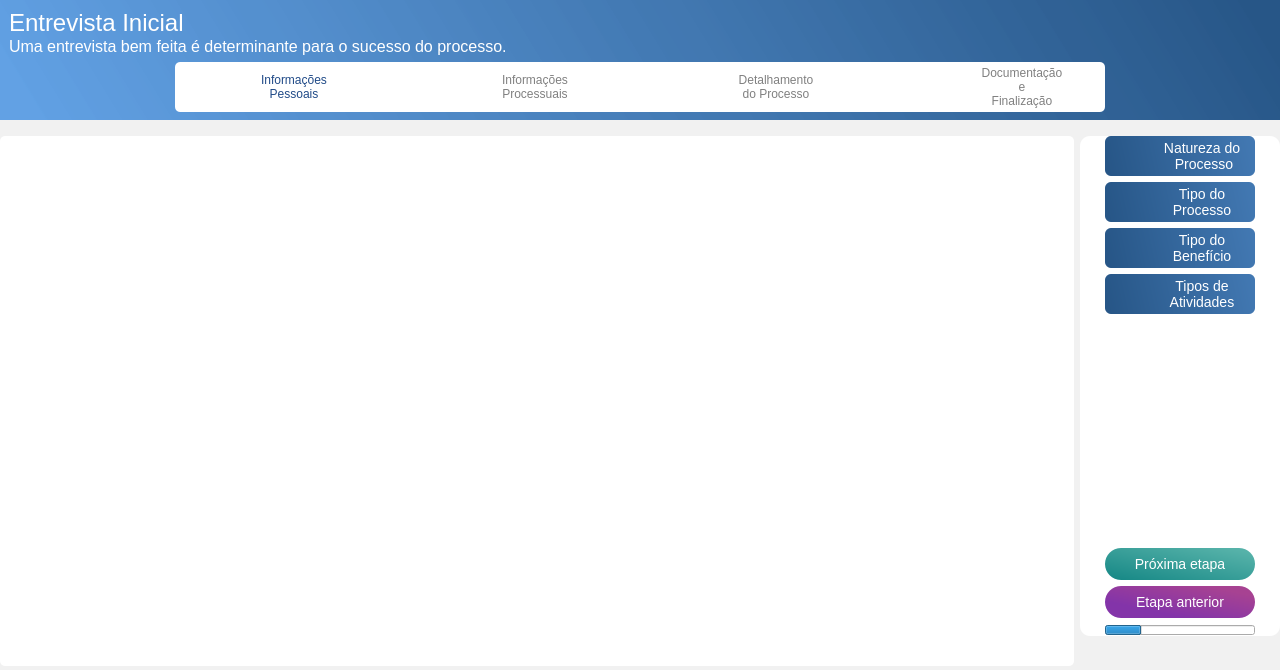
The window that Design/UI/entrevistaPage.ui (newprev/PrevCliente) describes before a commit, drawn with Qt 5.
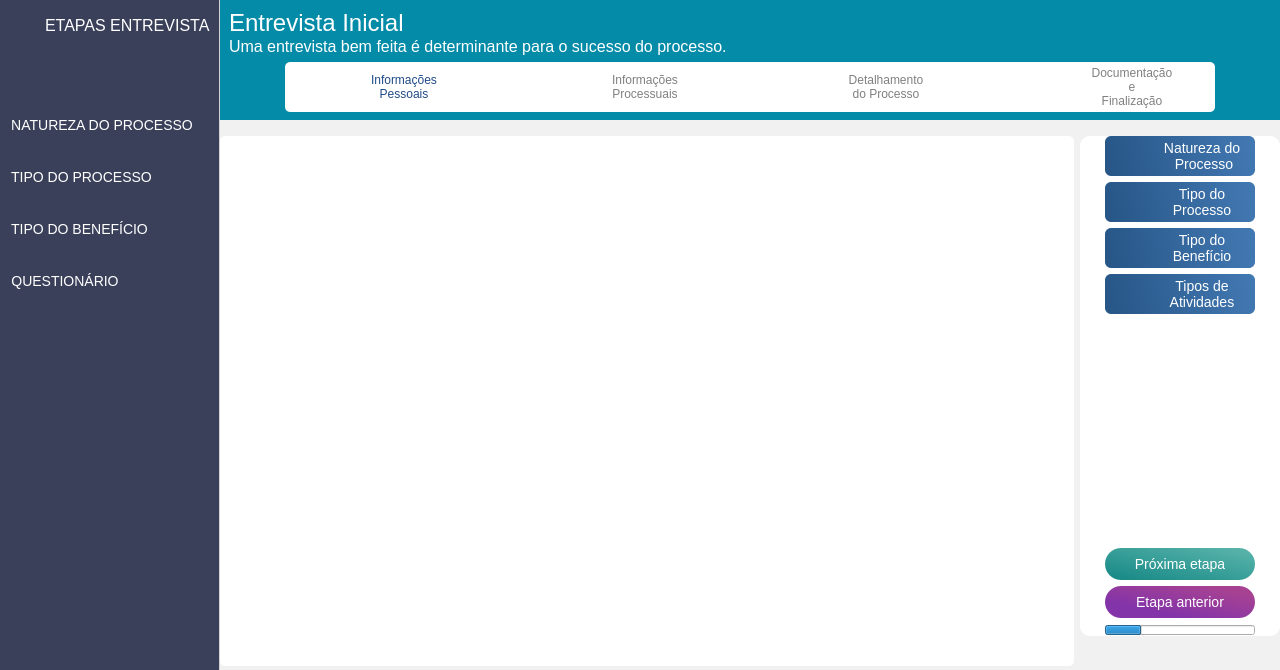
The same window after the commit. Icons and pictures are not drawn.

Commit message: Grande alteração no layout da entrevista

The edit to the form file:
```diff
--- a/Design/UI/entrevistaPage.ui
+++ b/Design/UI/entrevistaPage.ui
@@ -25,17 +25,11 @@
   <property name="windowTitle">
    <string>MainWindow</string>
   </property>
-  <widget class="QWidget" name="centralwidget">
-   <property name="sizePolicy">
-    <sizepolicy hsizetype="Preferred" vsizetype="Preferred">
-     <horstretch>0</horstretch>
-     <verstretch>0</verstretch>
-    </sizepolicy>
-   </property>
-   <property name="styleSheet">
-    <string notr="true">/*-------------------------------------- Frames --------------------------------------*/
+  <property name="styleSheet">
+   <string notr="true">/*-------------------------------------- Frames --------------------------------------*/
 #frTopBackground{
-	background-color: qlineargradient(spread:pad, x1:1, y1:0.483, x2:0, y2:0.539773, stop:0 rgba(39, 86, 135, 255), stop:1 rgba(62, 141, 225, 204));
+	/*background-color: qlineargradient(spread:pad, x1:1, y1:0.483, x2:0, y2:0.539773, stop:0 rgba(39, 86, 135, 255), stop:1 rgba(62, 141, 225, 204));*/
+	background-color: #048ba8;
 }
 
 #frBottomBackground{
@@ -105,6 +99,13 @@
 	background-position: center;
 }
 
+#frGuia{
+	background-color: #3a405a;
+	border-style: groove;
+	border-width: 0px 1px 0px 0px;
+	border-color: lightgrey;
+}
+
 /*-------------------------------------- Labels --------------------------------------*/
 
 #lbTopTitulo {
@@ -189,11 +190,18 @@
 
 	color: white;
 }</string>
+  </property>
+  <widget class="QWidget" name="centralwidget">
+   <property name="sizePolicy">
+    <sizepolicy hsizetype="Preferred" vsizetype="Preferred">
+     <horstretch>0</horstretch>
+     <verstretch>0</verstretch>
+    </sizepolicy>
    </property>
-   <layout class="QVBoxLayout" name="verticalLayout">
-    <property name="spacing">
-     <number>0</number>
-    </property>
+   <property name="styleSheet">
+    <string notr="true"/>
+   </property>
+   <layout class="QGridLayout" name="gridLayout">
     <property name="leftMargin">
      <number>0</number>
     </property>
@@ -206,7 +214,257 @@
     <property name="bottomMargin">
      <number>0</number>
     </property>
-    <item>
+    <property name="spacing">
+     <number>0</number>
+    </property>
+    <item row="0" column="0" rowspan="2">
+     <widget class="QFrame" name="frGuia">
+      <property name="minimumSize">
+       <size>
+        <width>210</width>
+        <height>0</height>
+       </size>
+      </property>
+      <property name="styleSheet">
+       <string notr="true">/*----------------------------------------------- Labels -----------------------------------------------*/
+#lbTituloGuia{
+	font-family: &quot;Ubuntu&quot;;
+	font-size: 16px;
+
+	color: white;
+}
+
+/*----------------------------------------------- Frames -----------------------------------------------*/
+#frEntrevistaIcone{
+	background-image: url(:/Guia/entrevista.png);
+	background-position: center;
+	background-repeat: no-repeat;
+}
+
+/*----------------------------------------------- Group Box -----------------------------------------------*/
+#gbNatureza::title, #gbBeneficio::title, 
+#gbTipo::title, #gbQuestionario::title {
+	border-width: 0px 0px 1px 0px;
+	border-color: white;
+	border-style: solid;	
+	subcontrol-position: top left;
+	subcontrol-origin: margin;
+}
+
+QGroupBox{
+	font-family: &quot;Ubuntu&quot;;
+	font-size: 14px;
+	border: 0px solid transparent;
+	background-color: transparent;
+	margin-top: 3ex;
+
+	color: white;	
+}</string>
+      </property>
+      <property name="frameShape">
+       <enum>QFrame::NoFrame</enum>
+      </property>
+      <property name="frameShadow">
+       <enum>QFrame::Raised</enum>
+      </property>
+      <layout class="QVBoxLayout" name="verticalLayout">
+       <property name="spacing">
+        <number>36</number>
+       </property>
+       <item>
+        <widget class="QFrame" name="frame_2">
+         <property name="frameShape">
+          <enum>QFrame::NoFrame</enum>
+         </property>
+         <property name="frameShadow">
+          <enum>QFrame::Raised</enum>
+         </property>
+         <layout class="QHBoxLayout" name="horizontalLayout_20">
+          <property name="spacing">
+           <number>4</number>
+          </property>
+          <property name="leftMargin">
+           <number>0</number>
+          </property>
+          <property name="topMargin">
+           <number>0</number>
+          </property>
+          <property name="rightMargin">
+           <number>0</number>
+          </property>
+          <property name="bottomMargin">
+           <number>0</number>
+          </property>
+          <item>
+           <widget class="QFrame" name="frEntrevistaIcone">
+            <property name="minimumSize">
+             <size>
+              <width>32</width>
+              <height>32</height>
+             </size>
+            </property>
+            <property name="frameShape">
+             <enum>QFrame::NoFrame</enum>
+            </property>
+            <property name="frameShadow">
+             <enum>QFrame::Raised</enum>
+            </property>
+           </widget>
+          </item>
+          <item>
+           <widget class="QLabel" name="lbTituloGuia">
+            <property name="whatsThis">
+             <string>&lt;html&gt;&lt;head/&gt;&lt;body&gt;&lt;p&gt;&lt;br/&gt;&lt;/p&gt;&lt;/body&gt;&lt;/html&gt;</string>
+            </property>
+            <property name="text">
+             <string>ETAPAS ENTREVISTA</string>
+            </property>
+           </widget>
+          </item>
+         </layout>
+        </widget>
+       </item>
+       <item>
+        <spacer name="verticalSpacer_3">
+         <property name="orientation">
+          <enum>Qt::Vertical</enum>
+         </property>
+         <property name="sizeType">
+          <enum>QSizePolicy::Preferred</enum>
+         </property>
+         <property name="sizeHint" stdset="0">
+          <size>
+           <width>20</width>
+           <height>40</height>
+          </size>
+         </property>
+        </spacer>
+       </item>
+       <item>
+        <widget class="QGroupBox" name="gbNatureza">
+         <property name="title">
+          <string>NATUREZA DO PROCESSO</string>
+         </property>
+         <layout class="QVBoxLayout" name="verticalLayout_11">
+          <property name="spacing">
+           <number>4</number>
+          </property>
+          <property name="leftMargin">
+           <number>0</number>
+          </property>
+          <property name="topMargin">
+           <number>0</number>
+          </property>
+          <property name="rightMargin">
+           <number>0</number>
+          </property>
+          <property name="bottomMargin">
+           <number>0</number>
+          </property>
+          <item>
+           <layout class="QVBoxLayout" name="vlNatureza"/>
+          </item>
+         </layout>
+        </widget>
+       </item>
+       <item>
+        <widget class="QGroupBox" name="gbTipo">
+         <property name="title">
+          <string>TIPO DO PROCESSO</string>
+         </property>
+         <layout class="QVBoxLayout" name="verticalLayout_10">
+          <property name="spacing">
+           <number>0</number>
+          </property>
+          <property name="leftMargin">
+           <number>0</number>
+          </property>
+          <property name="topMargin">
+           <number>0</number>
+          </property>
+          <property name="rightMargin">
+           <number>0</number>
+          </property>
+          <property name="bottomMargin">
+           <number>0</number>
+          </property>
+          <item>
+           <layout class="QVBoxLayout" name="vlTipo"/>
+          </item>
+         </layout>
+        </widget>
+       </item>
+       <item>
+        <widget class="QGroupBox" name="gbBeneficio">
+         <property name="title">
+          <string>TIPO DO BENEFÍCIO</string>
+         </property>
+         <layout class="QVBoxLayout" name="verticalLayout_9">
+          <property name="spacing">
+           <number>0</number>
+          </property>
+          <property name="leftMargin">
+           <number>0</number>
+          </property>
+          <property name="topMargin">
+           <number>0</number>
+          </property>
+          <property name="rightMargin">
+           <number>0</number>
+          </property>
+          <property name="bottomMargin">
+           <number>0</number>
+          </property>
+          <item>
+           <layout class="QVBoxLayout" name="vlBeneficio"/>
+          </item>
+         </layout>
+        </widget>
+       </item>
+       <item>
+        <widget class="QGroupBox" name="gbQuestionario">
+         <property name="title">
+          <string>QUESTIONÁRIO</string>
+         </property>
+         <layout class="QVBoxLayout" name="verticalLayout_7">
+          <property name="spacing">
+           <number>0</number>
+          </property>
+          <property name="leftMargin">
+           <number>0</number>
+          </property>
+          <property name="topMargin">
+           <number>0</number>
+          </property>
+          <property name="rightMargin">
+           <number>0</number>
+          </property>
+          <property name="bottomMargin">
+           <number>0</number>
+          </property>
+          <item>
+           <layout class="QVBoxLayout" name="vlQuestionario"/>
+          </item>
+         </layout>
+        </widget>
+       </item>
+       <item>
+        <spacer name="verticalSpacer_4">
+         <property name="orientation">
+          <enum>Qt::Vertical</enum>
+         </property>
+         <property name="sizeHint" stdset="0">
+          <size>
+           <width>20</width>
+           <height>40</height>
+          </size>
+         </property>
+        </spacer>
+       </item>
+      </layout>
+     </widget>
+    </item>
+    <item row="0" column="1">
      <widget class="QFrame" name="frTopBackground">
       <property name="sizePolicy">
        <sizepolicy hsizetype="Preferred" vsizetype="Preferred">
@@ -868,7 +1126,7 @@
       </layout>
      </widget>
     </item>
-    <item alignment="Qt::AlignTop">
+    <item row="1" column="1">
      <widget class="QFrame" name="frBottomBackground">
       <property name="sizePolicy">
        <sizepolicy hsizetype="Preferred" vsizetype="Preferred">
@@ -885,7 +1143,7 @@
       <property name="maximumSize">
        <size>
         <width>16777215</width>
-        <height>800</height>
+        <height>16777215</height>
        </size>
       </property>
       <property name="frameShape">
@@ -924,7 +1182,7 @@
          <property name="maximumSize">
           <size>
            <width>16777215</width>
-           <height>600</height>
+           <height>16755515</height>
           </size>
          </property>
         </widget>
```
Left out of the diff: 3 changed lines with no effect on the pictures. The commit also changes 25 other files.
